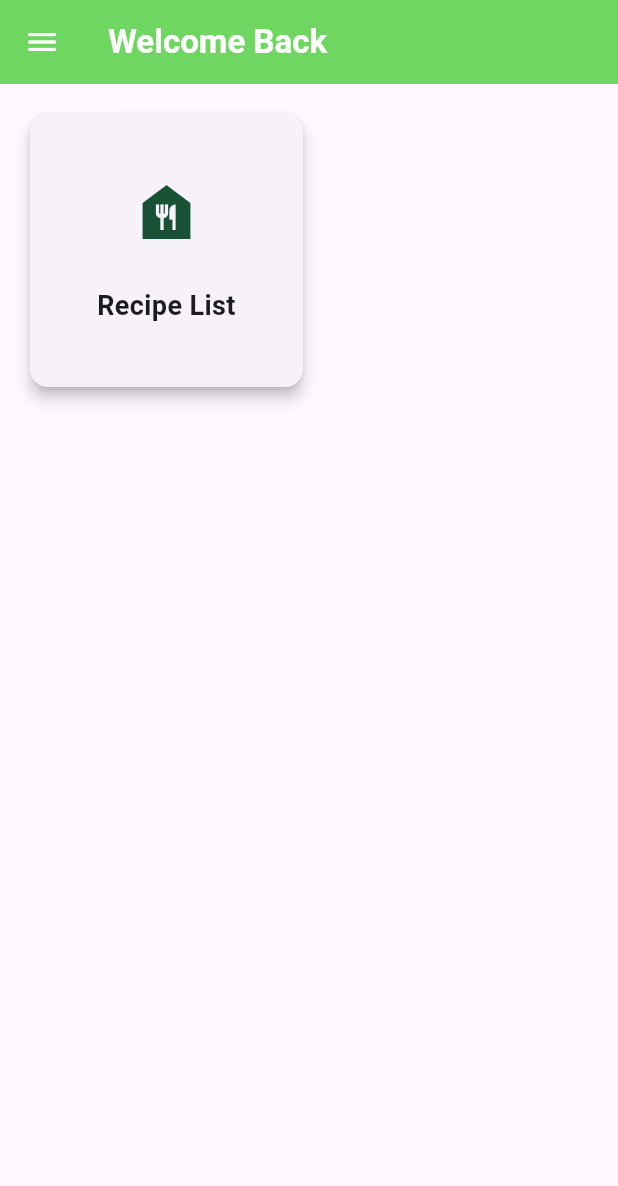
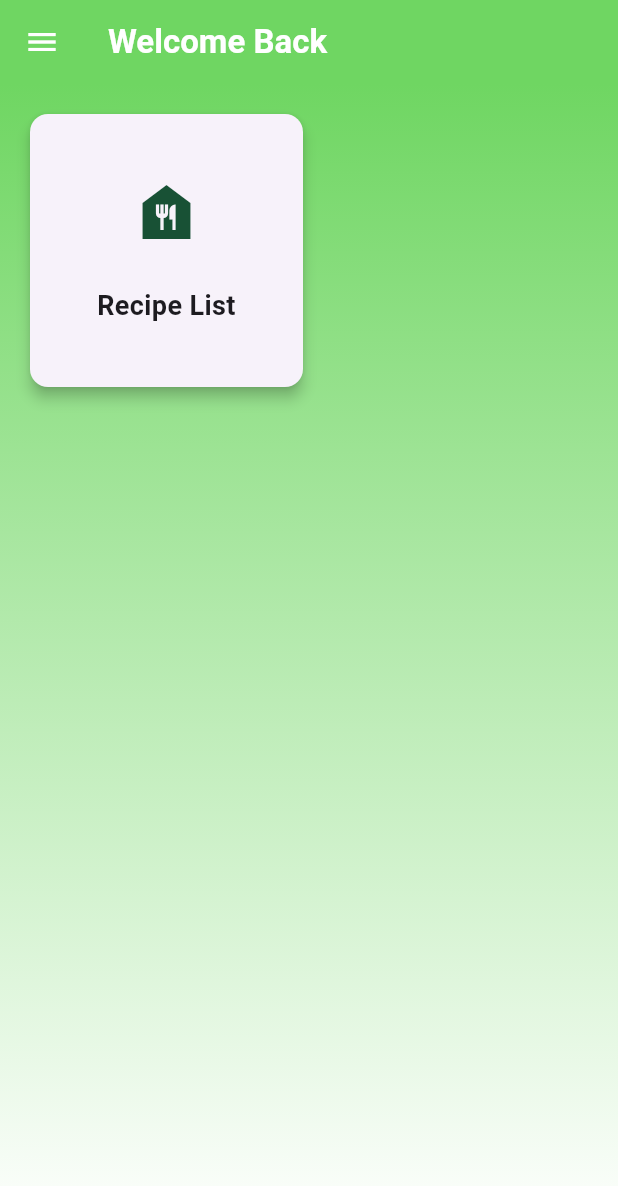
Before and after one commit to Zer0-01/Flutter-Recipe-Shot, a Flutter app: the HomeView screen opened by its route, on a phone screen of 412 x 824 dp. Shown: the top 1186 px of the screen. Run offline on Flutter 3.47's test engine with Material 3 defaults, Android fonts, the phone set to English and light mode, and no system bars; our stand-ins replace cloud_firestore, firebase_auth, firebase_core; accounts and stored records are empty.

Commit message:
feat: add gradient background for the home view

```diff
--- a/lib/features/home/view/home_view.dart
+++ b/lib/features/home/view/home_view.dart
@@ -19,7 +19,10 @@ class _HomeViewState extends State<HomeView> {
       appBar: AppBar(
         foregroundColor: AppColors.whiteColor,
         backgroundColor: AppColors.lightGreenColor,
-        title: const Text('Welcome Back', style: TextStyle(fontWeight: FontWeight.bold),),
+        title: const Text(
+          'Welcome Back',
+          style: TextStyle(fontWeight: FontWeight.bold),
+        ),
       ),
       drawer: Drawer(
         child: ListView(
@@ -42,7 +45,15 @@ class _HomeViewState extends State<HomeView> {
           ],
         ),
       ),
-      body: Padding(
+      body: Container(
+        decoration: BoxDecoration(
+          gradient: LinearGradient(
+            colors: [AppColors.lightGreenColor, AppColors.whiteColor],
+            begin: Alignment.topCenter,
+            end: Alignment.bottomCenter,
+          ),
+        ),
+        child: Padding(
           padding: const EdgeInsets.all(16.0),
           child: GridView.count(
             crossAxisCount: 2,
@@ -51,9 +62,10 @@ class _HomeViewState extends State<HomeView> {
                   onTap: () {
                     vm.toRecipesView(context);
                   },
-              child: const HomeCardWidget(icon: Icons.food_bank, title: 'Recipe List')
-            )
+                  child: const HomeCardWidget(
+                      icon: Icons.food_bank, title: 'Recipe List'))
             ],
+          ),
         ),
       ),
     );
```
Lines whose indentation alone changed are shown as unchanged.
